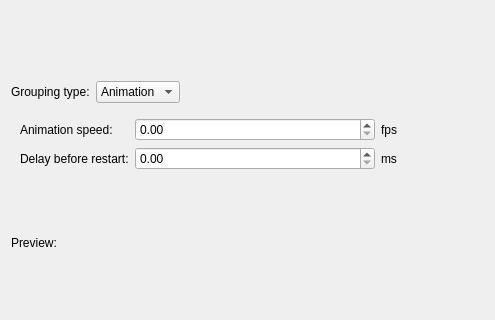
The window that src/gui/desktop/ui/photos_grouping_dialog.ui (Kicer86/photobroom) describes before a commit, drawn with Qt 5; both pictures show x 0 to 495 and y 0 to 320 of the 640 by 480 pixel window.
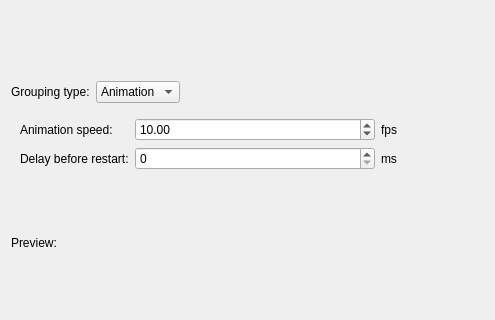
The same window after the commit. Custom widgets are drawn as their Qt base class.

Commit message: gui: PhotosGroupingDialog: setting limits for animation options

The edit to the form file:
```diff
--- a/src/gui/desktop/ui/photos_grouping_dialog.ui
+++ b/src/gui/desktop/ui/photos_grouping_dialog.ui
@@ -74,7 +74,17 @@
        <item row="0" column="1">
         <layout class="QHBoxLayout" name="horizontalLayout_2">
          <item>
-          <widget class="QDoubleSpinBox" name="speedSpinBox"/>
+          <widget class="QDoubleSpinBox" name="speedSpinBox">
+           <property name="minimum">
+            <double>0.010000000000000</double>
+           </property>
+           <property name="maximum">
+            <double>1000.000000000000000</double>
+           </property>
+           <property name="value">
+            <double>10.000000000000000</double>
+           </property>
+          </widget>
          </item>
          <item>
           <widget class="QLabel" name="fpsLabel">
@@ -95,7 +105,14 @@
        <item row="2" column="1">
         <layout class="QHBoxLayout" name="horizontalLayout_3">
          <item>
-          <widget class="QDoubleSpinBox" name="delaySpinBox"/>
+          <widget class="QSpinBox" name="delaySpinBox">
+           <property name="maximum">
+            <number>60000</number>
+           </property>
+           <property name="singleStep">
+            <number>100</number>
+           </property>
+          </widget>
          </item>
          <item>
           <widget class="QLabel" name="msLabel">
```
